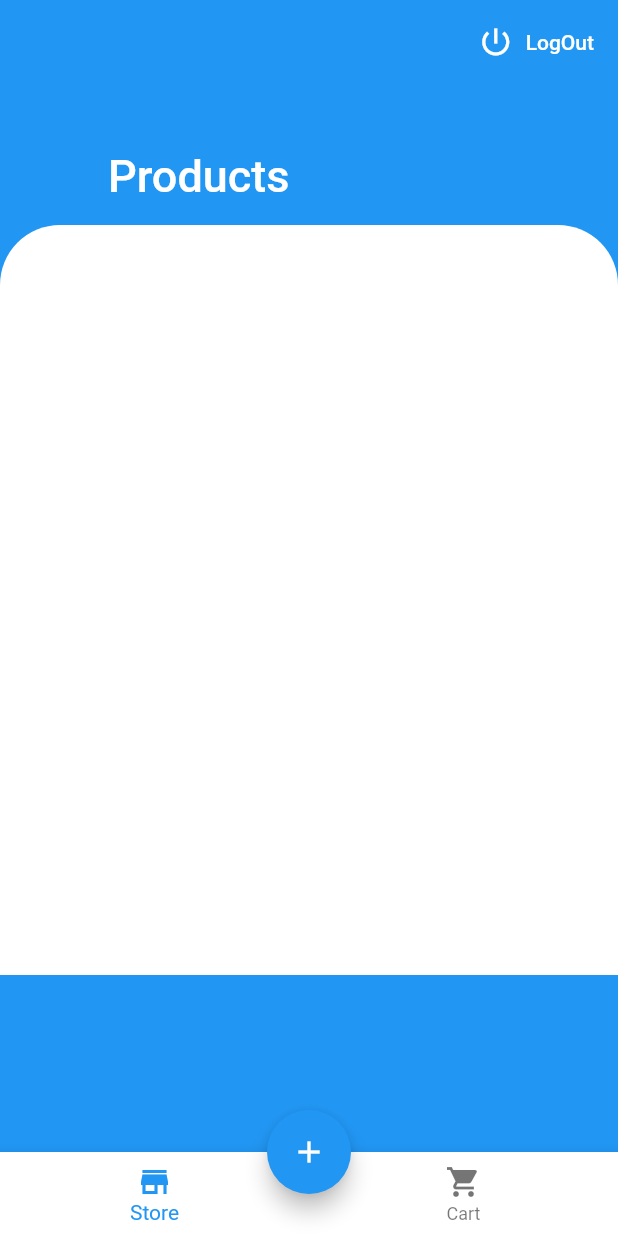
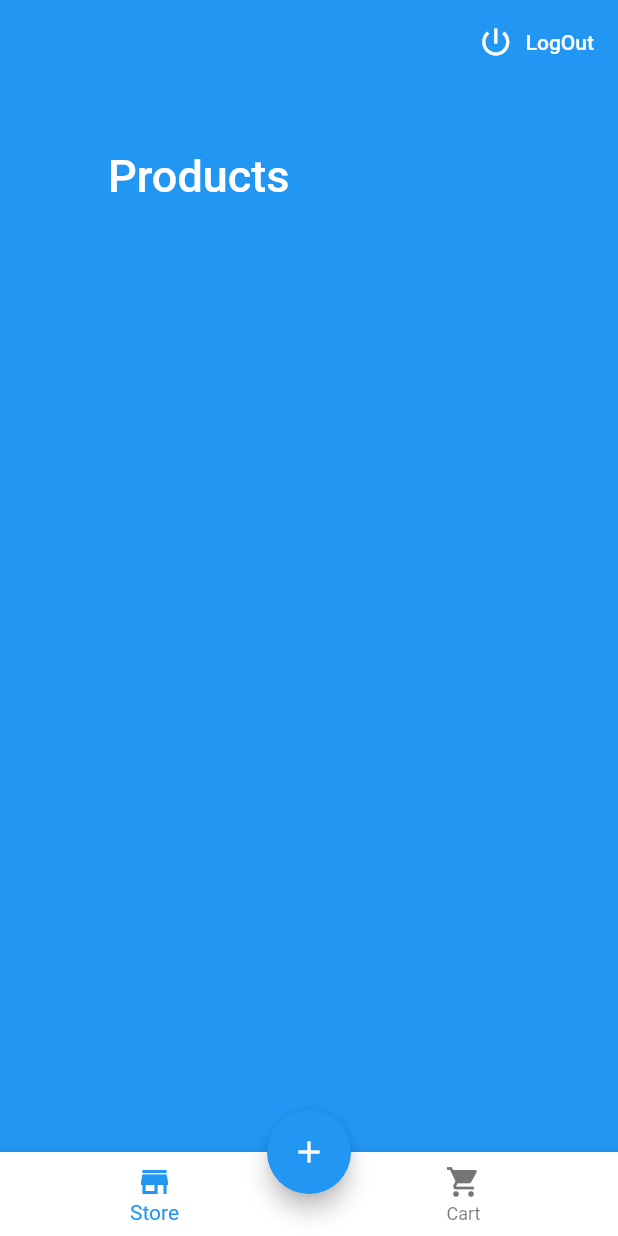
Before and after one commit to mohammed-anish-b/my-shop-flutter, a Flutter app: the screen it shows once a user with an empty profile is signed in, on a phone screen of 412 x 824 dp. Run offline on Flutter 3.47's test engine with Material 2 defaults, Android fonts, the light colour scheme and no system bars; our stand-ins replace cloud_firestore, firebase_auth, firebase_storage, flutter_spinkit, image_cropper, image_picker; accounts and stored records are empty.

Commit message:
release config and dynamic container

```diff
--- a/lib/screens/authenticate/register.dart
+++ b/lib/screens/authenticate/register.dart
@@ -48,7 +48,7 @@ class _RegisterState extends State<Register> {
             delegate: SliverChildListDelegate(
               <Widget>[
                 Container(
-                  height: 1200.0,
+                  height: MediaQuery.of(context).size.height,
                   decoration: BoxDecoration(
                       color: Colors.white,
                       borderRadius: BorderRadius.only(
--- a/lib/screens/authenticate/signin.dart
+++ b/lib/screens/authenticate/signin.dart
@@ -48,7 +48,7 @@ class _SignInState extends State<SignIn> {
             delegate: SliverChildListDelegate(
               <Widget>[
                 Container(
-                  height: 1200.0,
+                  height: MediaQuery.of(context).size.height,
                   decoration: BoxDecoration(
                       color: Colors.white,
                       borderRadius: BorderRadius.only(
--- a/lib/screens/home/home.dart
+++ b/lib/screens/home/home.dart
@@ -1,4 +1,5 @@
 import 'package:flutter/material.dart';
+import 'package:my_shop/api/services/product-service.dart';
 import 'package:my_shop/blocs/tab-switch-bloc.dart';
 import 'package:my_shop/screens/home/cutom-bottom-navigater.dart';
 import 'package:my_shop/screens/tabs/tab.dart';
@@ -7,8 +8,11 @@ import 'package:provider/provider.dart';
 class Home extends StatelessWidget {
   @override
   Widget build(BuildContext context) {
-    return ChangeNotifierProvider<TabSwitchBloc>.value(
-        value: TabSwitchBloc(),
+    return MultiProvider(
+        providers: [
+          ChangeNotifierProvider<TabSwitchBloc>.value(value: TabSwitchBloc()),
+          Provider(create: (context) => ProductService())
+        ],
         child: Scaffold(
           backgroundColor: Colors.blue,
           bottomNavigationBar: CustomBottomNavigater(),
--- a/lib/screens/product/create-product-content.dart
+++ b/lib/screens/product/create-product-content.dart
@@ -12,7 +12,7 @@ class CreateProductContent extends StatelessWidget {
      final _createProductBloc = Provider.of<CreateProductBloc>(context);
 
     return Container(
-      height: 500.0,
+      height: MediaQuery.of(context).size.height,
       decoration: BoxDecoration(
           color: Colors.white,
           borderRadius: BorderRadius.only(
--- a/lib/screens/product/product_list.dart
+++ /dev/null
@@ -1,22 +0,0 @@
-import 'package:flutter/material.dart';
-import 'package:my_shop/api/models/Product.dart';
-import 'package:my_shop/screens/product/product_tile.dart';
-import 'package:my_shop/utils/loading.dart';
-import 'package:provider/provider.dart';
-
-class ProductList extends StatelessWidget {
-  @override
-  Widget build(BuildContext context) {
-    List<Product> products = Provider.of<List<Product>>(context);
-
-    return products == null
-        ? Loading(
-            color: Colors.blue,
-          )
-        : ListView.builder(
-            itemCount: products.length,
-            itemBuilder: (context, index) {
-              return ProductTile(product: products[index]);
-            });
-  }
-}
--- a/lib/screens/product/product_tile.dart
+++ b/lib/screens/product/product_tile.dart
@@ -13,7 +13,7 @@ class ProductTile extends StatelessWidget {
     return Padding(
       padding: EdgeInsets.only(top: 10.0),
       child: Card(
-        color: Colors.white70,
+        color: Colors.white,
         shape:
             RoundedRectangleBorder(borderRadius: BorderRadius.circular(12.0)),
         margin: EdgeInsets.fromLTRB(20.0, 6.0, 20.0, 0),
--- a/lib/screens/tabs/cart.dart
+++ b/lib/screens/tabs/cart.dart
@@ -21,7 +21,7 @@ class _CartState extends State<Cart> {
           delegate: SliverChildListDelegate(
             <Widget>[
               Container(
-                height: 1200.0,
+                height: MediaQuery.of(context).size.height,
                 decoration: BoxDecoration(
                     color: Colors.white,
                     borderRadius: BorderRadius.only(
--- a/lib/screens/tabs/store.dart
+++ b/lib/screens/tabs/store.dart
@@ -1,17 +1,20 @@
 import 'package:flutter/material.dart';
 import 'package:my_shop/api/models/Product.dart';
-import 'package:my_shop/api/services/product-service.dart';
-import 'package:my_shop/screens/product/product_list.dart';
+import 'package:my_shop/screens/product/product_tile.dart';
 import 'package:my_shop/services/auth-service.dart';
+import 'package:my_shop/utils/loading.dart';
 import 'package:provider/provider.dart';
 
 class Store extends StatelessWidget {
   final AuthService _auth = AuthService.getInstance;
-  final ProductService _productService = ProductService.getInstance;
 
   @override
   Widget build(BuildContext context) {
-    return CustomScrollView(
+    List<Product> products = Provider.of<List<Product>>(context);
+
+    return products == null
+        ? Loading(color: Colors.blue)
+        : CustomScrollView(
             slivers: <Widget>[
               SliverAppBar(
                 expandedHeight: 150.0,
@@ -32,25 +35,9 @@ class Store extends StatelessWidget {
                 ],
               ),
               SliverList(
-          delegate: SliverChildListDelegate(
-            <Widget>[
-              StreamProvider<List<Product>>.value(
-                value: _productService.products,
-                child: Container(
-                  height: 500.0,
-                  decoration: BoxDecoration(
-                      color: Colors.white,
-                      borderRadius: BorderRadius.only(
-                          topLeft: const Radius.circular(40.0),
-                          topRight: const Radius.circular(40.0))),
-                  child: SafeArea(child: Padding(
-                    padding: const EdgeInsets.fromLTRB(0,0,0,52),
-                    child: ProductList(),
-                  )),
-                ),
-              ),
-            ],
-          ),
+                delegate: SliverChildBuilderDelegate(
+                    (context, index) => ProductTile(product: products[index]),
+                    childCount: products.length)
               ),
             ],
           );
--- a/lib/screens/tabs/tab.dart
+++ b/lib/screens/tabs/tab.dart
@@ -1,6 +1,8 @@
 import 'package:flutter/material.dart';
+import 'package:my_shop/api/models/Product.dart';
 import 'package:provider/provider.dart';
 import 'package:my_shop/blocs/tab-switch-bloc.dart';
+import 'package:my_shop/api/services/product-service.dart';
 
 class CustomTab extends StatelessWidget {
 
@@ -9,7 +11,9 @@ class CustomTab extends StatelessWidget {
   Widget build(BuildContext context) {
 
     final _tabSwitchBloc = Provider.of<TabSwitchBloc>(context);
-    return _tabSwitchBloc.tab;
+    final _productService = Provider.of<ProductService>(context);
+
+    return  StreamProvider<List<Product>>.value(value: _productService.products ,child: _tabSwitchBloc.tab);
 
   }
 }
```
Also changed, not shown: 3 other files. Lines whose indentation alone changed are shown as unchanged.
